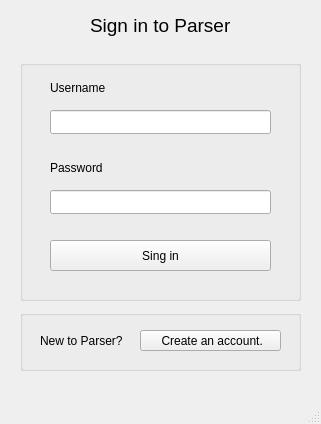
Qt form Client/mainwindow.ui (BinaryBun/Parser) before a commit.
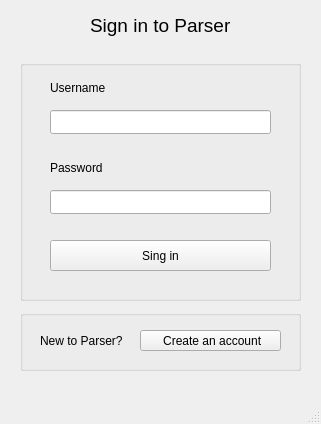
The same form after that commit.

Patch:
```diff
--- a/Client/mainwindow.ui
+++ b/Client/mainwindow.ui
@@ -148,7 +148,7 @@
      </rect>
     </property>
     <property name="text">
-     <string> Create an account.</string>
+     <string> Create an account</string>
     </property>
    </widget>
    <widget class="QGroupBox" name="groupBox">
```
